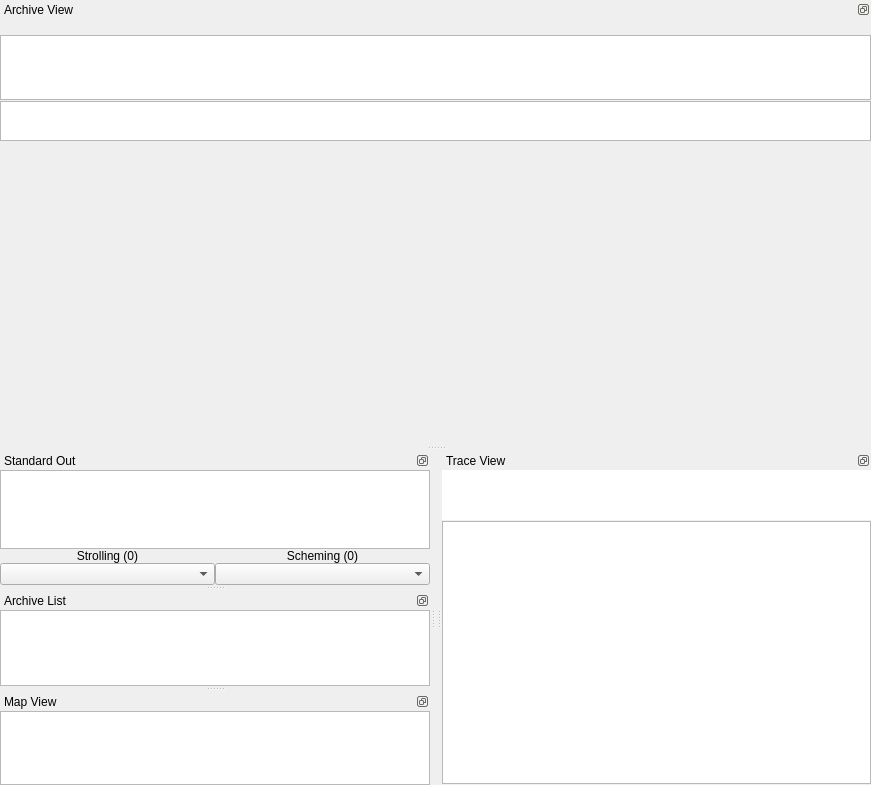
AndrewReynen/Lazylyst, file lazylyst/MainWindow.ui: the form before one commit.
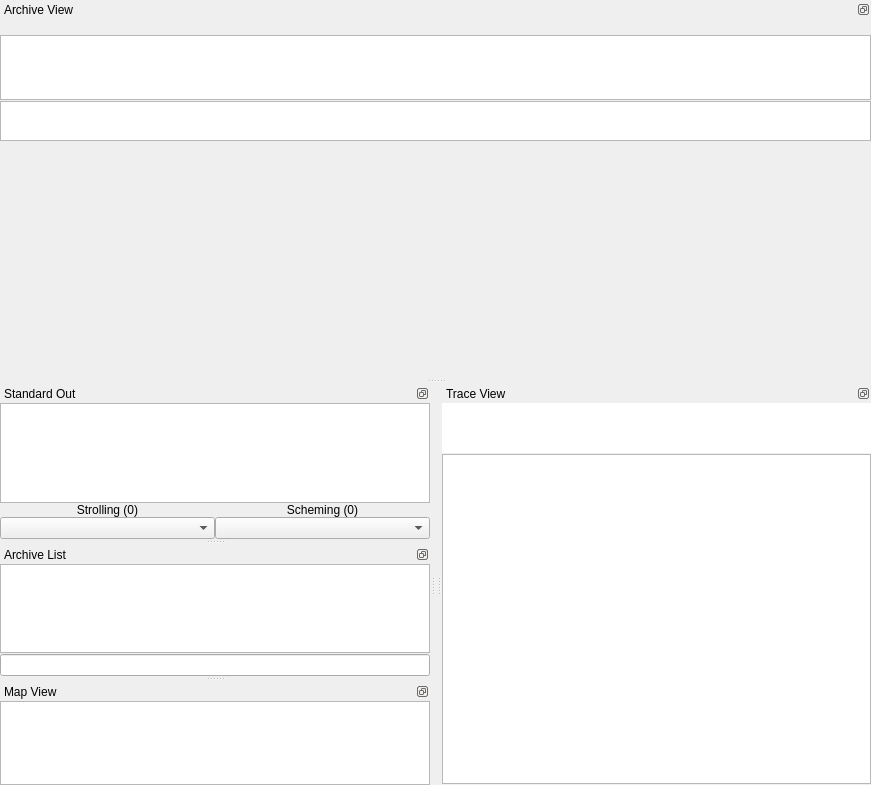
The form after the commit. Custom widgets are drawn as their Qt base class.

Commit message: archive list search bar

What changed in the file:
```diff
--- a/lazylyst/MainWindow.ui
+++ b/lazylyst/MainWindow.ui
@@ -42,8 +42,8 @@
    </property>
    <property name="minimumSize">
     <size>
-     <width>146</width>
-     <height>134</height>
+     <width>181</width>
+     <height>155</height>
     </size>
    </property>
    <property name="maximumSize">
@@ -129,8 +129,8 @@
    </property>
    <property name="minimumSize">
     <size>
-     <width>73</width>
-     <height>95</height>
+     <width>96</width>
+     <height>131</height>
     </size>
    </property>
    <property name="maximumSize">
@@ -161,7 +161,7 @@
       <height>16777215</height>
      </size>
     </property>
-    <layout class="QHBoxLayout" name="horizontalLayout" stretch="0">
+    <layout class="QVBoxLayout" name="verticalLayout" stretch="0,0">
      <property name="spacing">
       <number>1</number>
      </property>
@@ -190,6 +190,9 @@
        </property>
       </widget>
      </item>
+     <item>
+      <widget class="QLineEdit" name="archiveListLineEdit"/>
+     </item>
     </layout>
    </widget>
   </widget>
@@ -202,8 +205,8 @@
    </property>
    <property name="minimumSize">
     <size>
-     <width>71</width>
-     <height>93</height>
+     <width>78</width>
+     <height>103</height>
     </size>
    </property>
    <property name="maximumSize">
@@ -244,7 +247,7 @@
    </property>
    <property name="minimumSize">
     <size>
-     <width>71</width>
+     <width>78</width>
      <height>126</height>
     </size>
    </property>
@@ -429,8 +432,8 @@
    </property>
    <property name="minimumSize">
     <size>
-     <width>73</width>
-     <height>79</height>
+     <width>80</width>
+     <height>82</height>
     </size>
    </property>
    <property name="features">
```
The commit also changes 2 other files.
